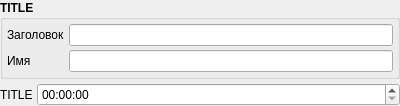
This is src/components/variabletimeframe.ui in Gris87/ProtocolCreator as Qt 5 draws it before an edit. The edited form follows.
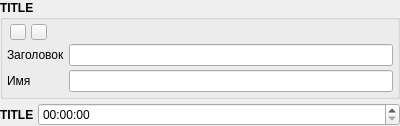
This is the edited form. Icons and pictures are not drawn.

Commit message: Allow to copy variables and components

```diff
--- a/src/components/variabletimeframe.ui
+++ b/src/components/variabletimeframe.ui
@@ -7,7 +7,7 @@
     <x>0</x>
     <y>0</y>
     <width>400</width>
-    <height>91</height>
+    <height>113</height>
    </rect>
   </property>
   <property name="windowTitle">
@@ -38,7 +38,7 @@
       <property name="spacing">
        <number>4</number>
       </property>
-      <item row="0" column="0">
+      <item row="1" column="0">
        <widget class="QLabel" name="nameLabel">
         <property name="font">
          <font>
@@ -51,7 +51,7 @@
         </property>
        </widget>
       </item>
-      <item row="0" column="1">
+      <item row="1" column="1">
        <widget class="QLineEdit" name="nameEdit">
         <property name="font">
          <font>
@@ -61,7 +61,7 @@
         </property>
        </widget>
       </item>
-      <item row="1" column="0">
+      <item row="2" column="0">
        <widget class="QLabel" name="varNameLabel">
         <property name="font">
          <font>
@@ -74,7 +74,7 @@
         </property>
        </widget>
       </item>
-      <item row="1" column="1">
+      <item row="2" column="1">
        <widget class="QLineEdit" name="varNameEdit">
         <property name="font">
          <font>
@@ -84,6 +84,183 @@
         </property>
        </widget>
       </item>
+      <item row="0" column="1">
+       <layout class="QHBoxLayout" name="horizontalLayout_2">
+        <property name="spacing">
+         <number>2</number>
+        </property>
+        <item>
+         <spacer name="horizontalSpacer">
+          <property name="orientation">
+           <enum>Qt::Horizontal</enum>
+          </property>
+          <property name="sizeHint" stdset="0">
+           <size>
+            <width>0</width>
+            <height>0</height>
+           </size>
+          </property>
+         </spacer>
+        </item>
+        <item>
+         <widget class="QPushButton" name="copyButton">
+          <property name="sizePolicy">
+           <sizepolicy hsizetype="Fixed" vsizetype="Fixed">
+            <horstretch>0</horstretch>
+            <verstretch>0</verstretch>
+           </sizepolicy>
+          </property>
+          <property name="maximumSize">
+           <size>
+            <width>16</width>
+            <height>16</height>
+           </size>
+          </property>
+          <property name="font">
+           <font>
+            <weight>50</weight>
+            <bold>false</bold>
+           </font>
+          </property>
+          <property name="text">
+           <string/>
+          </property>
+          <property name="icon">
+           <iconset resource="../../Resources.qrc">
+            <normaloff>:/images/CopyComponent.png</normaloff>:/images/CopyComponent.png</iconset>
+          </property>
+          <property name="flat">
+           <bool>true</bool>
+          </property>
+         </widget>
+        </item>
+        <item>
+         <widget class="QPushButton" name="deleteButton">
+          <property name="sizePolicy">
+           <sizepolicy hsizetype="Fixed" vsizetype="Fixed">
+            <horstretch>0</horstretch>
+            <verstretch>0</verstretch>
+           </sizepolicy>
+          </property>
+          <property name="maximumSize">
+           <size>
+            <width>16</width>
+            <height>16</height>
+           </size>
+          </property>
+          <property name="font">
+           <font>
+            <weight>50</weight>
+            <bold>false</bold>
+           </font>
+          </property>
+          <property name="text">
+           <string/>
+          </property>
+          <property name="icon">
+           <iconset resource="../../Resources.qrc">
+            <normaloff>:/images/Delete.png</normaloff>:/images/Delete.png</iconset>
+          </property>
+          <property name="flat">
+           <bool>true</bool>
+          </property>
+         </widget>
+        </item>
+       </layout>
+      </item>
+      <item row="0" column="0">
+       <layout class="QHBoxLayout" name="horizontalLayout_3">
+        <property name="spacing">
+         <number>2</number>
+        </property>
+        <item>
+         <widget class="QPushButton" name="upButton">
+          <property name="sizePolicy">
+           <sizepolicy hsizetype="Fixed" vsizetype="Fixed">
+            <horstretch>0</horstretch>
+            <verstretch>0</verstretch>
+           </sizepolicy>
+          </property>
+          <property name="maximumSize">
+           <size>
+            <width>16</width>
+            <height>16</height>
+           </size>
+          </property>
+          <property name="font">
+           <font>
+            <weight>50</weight>
+            <bold>false</bold>
+           </font>
+          </property>
+          <property name="text">
+           <string/>
+          </property>
+          <property name="icon">
+           <iconset resource="../../Resources.qrc">
+            <normaloff>:/images/Up.png</normaloff>:/images/Up.png</iconset>
+          </property>
+          <property name="iconSize">
+           <size>
+            <width>14</width>
+            <height>14</height>
+           </size>
+          </property>
+         </widget>
+        </item>
+        <item>
+         <widget class="QPushButton" name="downButton">
+          <property name="sizePolicy">
+           <sizepolicy hsizetype="Fixed" vsizetype="Fixed">
+            <horstretch>0</horstretch>
+            <verstretch>0</verstretch>
+           </sizepolicy>
+          </property>
+          <property name="maximumSize">
+           <size>
+            <width>16</width>
+            <height>16</height>
+           </size>
+          </property>
+          <property name="font">
+           <font>
+            <weight>50</weight>
+            <bold>false</bold>
+           </font>
+          </property>
+          <property name="text">
+           <string/>
+          </property>
+          <property name="icon">
+           <iconset resource="../../Resources.qrc">
+            <normaloff>:/images/Down.png</normaloff>:/images/Down.png</iconset>
+          </property>
+          <property name="iconSize">
+           <size>
+            <width>14</width>
+            <height>14</height>
+           </size>
+          </property>
+         </widget>
+        </item>
+        <item>
+         <spacer name="horizontalSpacer_2">
+          <property name="orientation">
+           <enum>Qt::Horizontal</enum>
+          </property>
+          <property name="sizeType">
+           <enum>QSizePolicy::Fixed</enum>
+          </property>
+          <property name="sizeHint" stdset="0">
+           <size>
+            <width>15</width>
+            <height>0</height>
+           </size>
+          </property>
+         </spacer>
+        </item>
+       </layout>
+      </item>
      </layout>
     </widget>
    </item>
@@ -104,6 +281,12 @@
           <verstretch>0</verstretch>
          </sizepolicy>
         </property>
+        <property name="font">
+         <font>
+          <weight>75</weight>
+          <bold>true</bold>
+         </font>
+        </property>
         <property name="text">
          <string>TITLE</string>
         </property>
```
Left out of the diff: 4 changed lines with no effect on the pictures. The commit also changes 27 other files.
